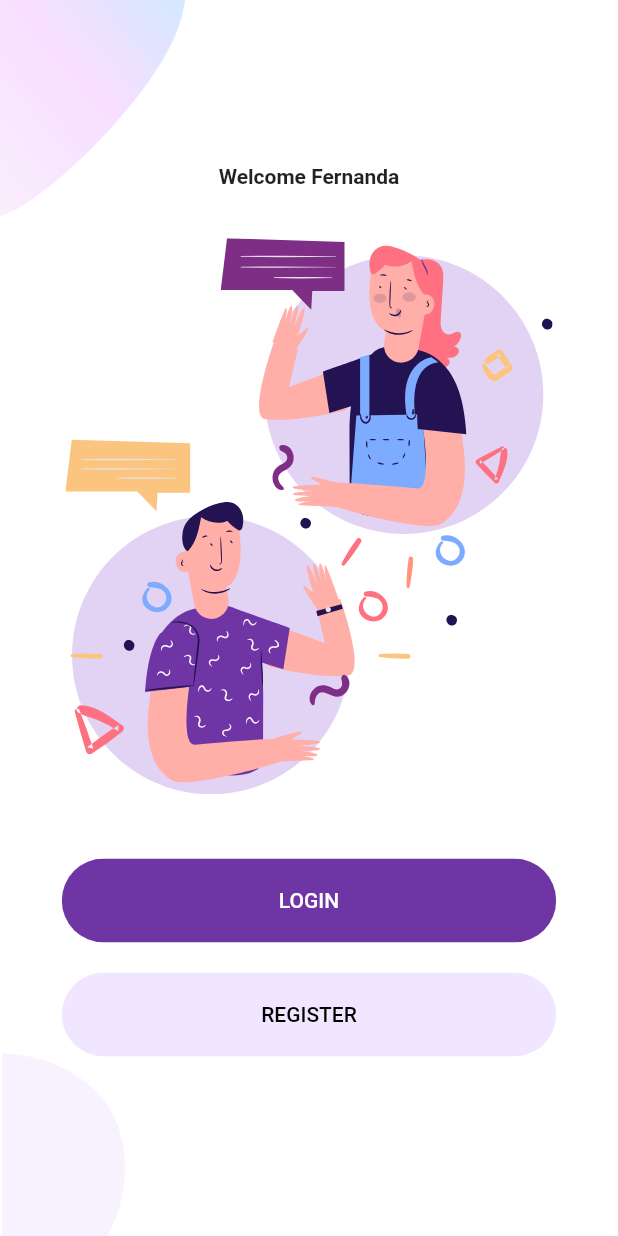
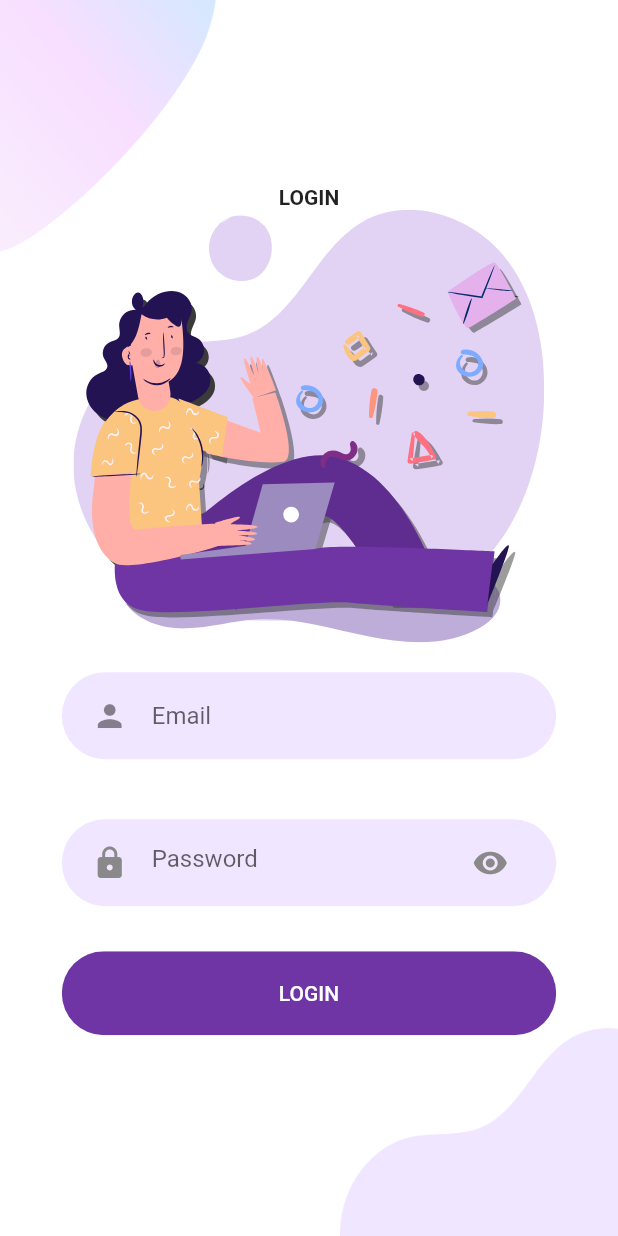
Before and after one commit to fernandasdias/FlutterLoginPage, a Flutter app: the screen it shows after launch, after a tap on "LOGIN", on a phone screen of 412 x 824 dp. Run offline on Flutter 3.47's test engine with Material 2 defaults, Android fonts, the phone set to English and light mode, and no system bars; our stand-ins replace flutter_svg.

Commit message:
Login Page creation

```diff
--- /dev/null
+++ b/analysis_options.yaml
@@ -0,0 +1,10 @@
+include: package:pedantic/analysis_options.yaml
+
+analyzer:
+  exclude: [build/**]
+  strong-mode:
+  #  implicit-casts: false
+
+linter:
+  rules:
+    - camel_case_types
--- /dev/null
+++ b/lib/Screens/Login/components/background.dart
@@ -0,0 +1,34 @@
+import 'package:flutter/material.dart';
+
+class Background extends StatelessWidget {
+  final Widget child;
+  const Background({
+    Key key,
+    @required this.child,
+  }) : super(key: key);
+
+  @override
+  Widget build(BuildContext context) {
+    var size = MediaQuery.of(context).size;
+    return Container(
+        width: double.infinity,
+        height: size.height,
+        child: Stack(alignment: Alignment.center, children: <Widget>[
+          Positioned(
+            top: 0,
+            left: 0,
+            child: Image.asset(
+              'assets/images/main_top.png',
+              width: size.width * 0.35,
+            ),
+          ),
+          Positioned(
+            bottom: 0,
+            right: 0,
+            child: Image.asset('assets/images/login_bottom.png'),
+            width: size.width * 0.45,
+          ),
+          child,
+        ]));
+  }
+}
--- /dev/null
+++ b/lib/Screens/Login/components/body.dart
@@ -0,0 +1,41 @@
+import 'package:flutter/material.dart';
+import 'package:flutter_svg/svg.dart';
+import 'package:login/Screens/Login/components/background.dart';
+import 'package:login/Screens/Login/components/rounded_input_field.dart';
+import 'package:login/Screens/Login/components/rounded_password_field.dart';
+import 'package:login/components/rounded_button.dart';
+
+class Body extends StatelessWidget {
+  const Body({
+    Key key,
+  }) : super(key: key);
+
+  @override
+  Widget build(BuildContext context) {
+    var size = MediaQuery.of(context).size;
+    return Background(
+      child: Column(
+        mainAxisAlignment: MainAxisAlignment.center,
+        children: <Widget>[
+          Text(
+            'LOGIN',
+            style: TextStyle(fontWeight: FontWeight.bold),
+          ),
+          SvgPicture.asset('assets/icons/login.svg',
+              height: size.height * 0.35),
+          RoundedInputField(
+            hintText: 'Email',
+            onChanged: (value) {},
+          ),
+          RoundedPasswordField(
+            onChanged: (value) {},
+          ),
+          RoundedButton(
+            text: 'LOGIN',
+            press: () {},
+          )
+        ],
+      ),
+    );
+  }
+}
--- /dev/null
+++ b/lib/Screens/Login/components/rounded_input_field.dart
@@ -0,0 +1,28 @@
+import 'package:flutter/material.dart';
+import 'package:login/Screens/Login/components/text_field_container.dart';
+
+class RoundedInputField extends StatelessWidget {
+  final String hintText;
+  final IconData icon;
+  final ValueChanged<String> onChanged;
+  const RoundedInputField({
+    Key key,
+    this.hintText,
+    this.icon = Icons.person,
+    this.onChanged,
+  }) : super(key: key);
+
+  @override
+  Widget build(BuildContext context) {
+    return TextFieldContainer(
+      child: TextField(
+        onChanged: onChanged,
+        decoration: InputDecoration(
+          icon: Icon(icon, color: Colors.black45),
+          hintText: hintText,
+          border: InputBorder.none,
+        ),
+      ),
+    );
+  }
+}
--- /dev/null
+++ b/lib/Screens/Login/components/rounded_password_field.dart
@@ -0,0 +1,33 @@
+import 'package:flutter/material.dart';
+import 'package:login/Screens/Login/components/text_field_container.dart';
+import 'package:login/constants.dart';
+
+class RoundedPasswordField extends StatelessWidget {
+  final ValueChanged<String> onChanged;
+  const RoundedPasswordField({
+    Key key,
+    this.onChanged,
+  }) : super(key: key);
+
+  @override
+  Widget build(BuildContext context) {
+    return TextFieldContainer(
+      child: TextField(
+        obscureText: true,
+        onChanged: onChanged,
+        decoration: InputDecoration(
+          hintText: "Password",
+          icon: Icon(
+            Icons.lock,
+            color: kPrimaryGrayColor,
+          ),
+          suffixIcon: Icon(
+            Icons.visibility,
+            color: kPrimaryGrayColor,
+          ),
+          border: InputBorder.none,
+        ),
+      ),
+    );
+  }
+}
--- /dev/null
+++ b/lib/Screens/Login/components/text_field_container.dart
@@ -0,0 +1,27 @@
+import 'package:flutter/material.dart';
+
+import '../../../constants.dart';
+
+class TextFieldContainer extends StatelessWidget {
+  final Widget child;
+  const TextFieldContainer({
+    Key key,
+    this.child,
+  }) : super(key: key);
+
+  @override
+  Widget build(BuildContext context) {
+    Size size = MediaQuery.of(context).size;
+
+    return Container(
+      margin: EdgeInsets.symmetric(vertical: 20),
+      padding: EdgeInsets.symmetric(horizontal: 20, vertical: 5),
+      width: size.width * 0.8,
+      decoration: BoxDecoration(
+        color: kPrimaryLightColor,
+        borderRadius: BorderRadius.circular(29),
+      ),
+      child: child,
+    );
+  }
+}
--- /dev/null
+++ b/lib/Screens/Login/login_screen.dart
@@ -0,0 +1,10 @@
+import 'package:flutter/material.dart';
+
+import 'components/body.dart';
+
+class LoginScreen extends StatelessWidget {
+  @override
+  Widget build(BuildContext context) {
+    return Scaffold(body: Body());
+  }
+}
--- a/lib/Screens/Welcome/Components/body.dart
+++ b/lib/Screens/Welcome/Components/body.dart
@@ -1,5 +1,6 @@
 import 'package:flutter/material.dart';
 import 'package:flutter_svg/flutter_svg.dart';
+import 'package:login/Screens/Login/login_screen.dart';
 import 'package:login/Screens/Welcome/Components/background.dart';
 import 'package:login/components/rounded_button.dart';
 
@@ -9,7 +10,8 @@ class Body extends StatelessWidget {
   @override
   Widget build(BuildContext context) {
     Size size = MediaQuery.of(context).size;
-    return Background(
+    return SingleChildScrollView(
+      child: Background(
           child: Column(
         mainAxisAlignment: MainAxisAlignment.center,
         children: <Widget>[
@@ -22,21 +24,28 @@ class Body extends StatelessWidget {
             "assets/icons/chat.svg",
             height: size.height * 0.45,
           ),
-            SizedBox(height: size.height * 0.04),
+          SizedBox(height: size.height * 0.05),
           RoundedButton(
             text: "LOGIN",
-              press: () {},
-
+            press: () {
+              Navigator.push(
+                context,
+                MaterialPageRoute(
+                  builder: (context) {
+                    return LoginScreen();
+                  },
+                ),
+              );
+            },
           ),
           RoundedButton(
             text: "REGISTER",
             color: kPrimaryLightColor,
             textColor: Colors.black,
             press: () {},
-
           ),
         ],
-       )
+      )),
     );
   }
 }
--- a/lib/components/rounded_button.dart
+++ b/lib/components/rounded_button.dart
@@ -1,7 +1,5 @@
 import 'package:flutter/material.dart';
 import 'package:login/constants.dart';
-
-
 
 class RoundedButton extends StatelessWidget {
   final String text;
@@ -16,25 +14,23 @@ class RoundedButton extends StatelessWidget {
     this.textColor = Colors.white,
   }) : super(key: key);
 
-
-
   @override
   Widget build(BuildContext context) {
-    Size size = MediaQuery.of(context).size;
+    var size = MediaQuery.of(context).size;
     return Container(
       margin: EdgeInsets.symmetric(vertical: 10),
       width: size.width * 0.8,
       child: ClipRRect(
         borderRadius: BorderRadius.circular(29),
-          child: FlatButton(
+        child: FlatButton(
           padding: EdgeInsets.symmetric(vertical: 20, horizontal: 40),
           color: color,
           onPressed: press,
           child: Text(
             text,
             style: TextStyle(color: textColor),
-            ),
           ),
+        ),
       ),
     );
   }
--- a/lib/constants.dart
+++ b/lib/constants.dart
@@ -2,3 +2,4 @@ import 'package:flutter/material.dart';
 
 const kPrimaryColor = Color(0xFF6F35A5);
 const kPrimaryLightColor = Color(0xFFF1E6FF);
+const kPrimaryGrayColor = Color(0xFF8A898A);
--- a/pubspec.yaml
+++ b/pubspec.yaml
@@ -33,6 +33,8 @@ dependencies:
 dev_dependencies:
   flutter_test:
     sdk: flutter
+  effective_dart: ^1.0.0
+  pedantic: ^1.0.0
 
 # For information on the generic Dart part of this file, see the
 # following page: https://dart.dev/tools/pub/pubspec
```
Also changed, not shown: pubspec.lock, 2 other files. Lines whose indentation alone changed are shown as unchanged.
